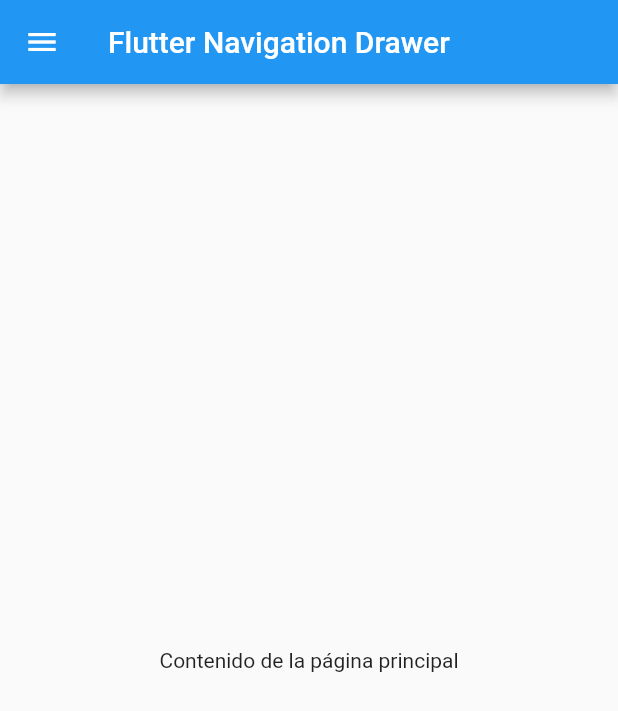
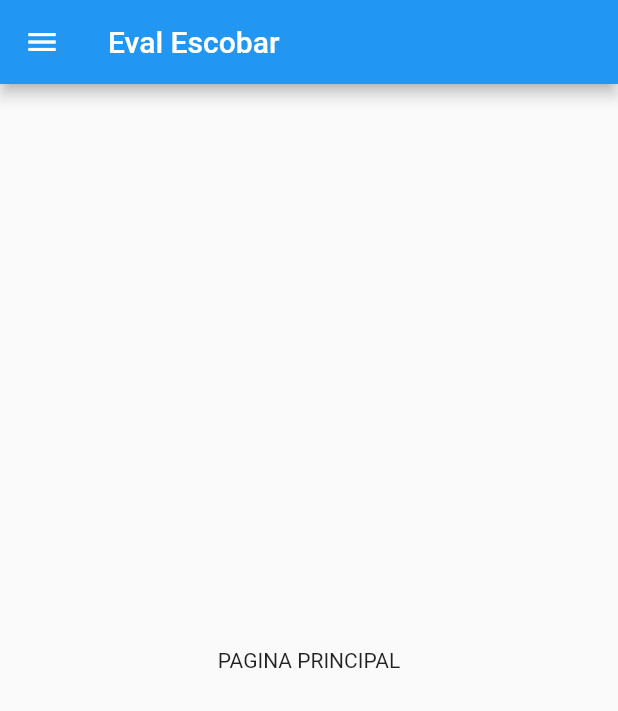
Before and after one commit to abrahamescobar17/DSW21a_escobar, a Flutter app: the screen it shows after launch, on a phone screen of 412 x 824 dp. Shown: the top 711 px of the screen. Run offline on Flutter 3.47's test engine with Material 2 defaults, Android fonts, the phone set to English and light mode, and no system bars.

```diff
--- a/lib/main.dart
+++ b/lib/main.dart
@@ -2,8 +2,9 @@
 import 'package:dsw21a_escobar/pages/Icon.dart';
 import 'package:flutter/material.dart';
 import 'pages/images.dart';
-import 'pages/icon.dart';
-import 'pages/chip.dart';
+import 'package:dsw21a_escobar/pages/Icon.dart';
+import 'package:dsw21a_escobar/pages/Chip.dart';
+
 
 void main() {
   runApp(MyApp());
@@ -13,6 +14,7 @@
   @override
   Widget build(BuildContext context) {
     return MaterialApp(
+      debugShowCheckedModeBanner: false,
       home: MyHomePage(),
     );
   }
@@ -28,7 +30,7 @@
   Widget build(BuildContext context) {
     return Scaffold(
       appBar: AppBar(
-        title: Text('Flutter Navigation Drawer'),
+        title: Text('Eval Escobar'),
       ),
       drawer: Drawer(
         child: ListView(
@@ -80,7 +82,7 @@
         ),
       ),
       body: Center(
-        child: Text('Contenido de la página principal'),
+        child: Text('PAGINA PRINCIPAL'),
       ),
     );
   }
```
Also changed, not shown: images/1.jpg (added), images/2.jpg (added), images/3.jpg (added).
